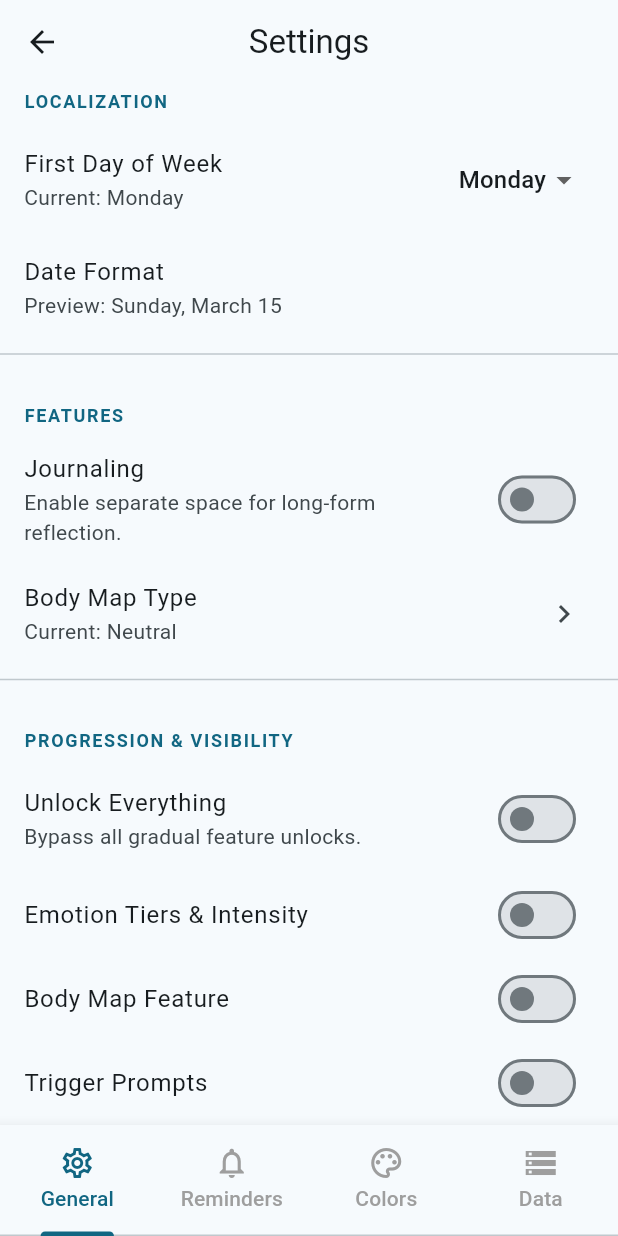
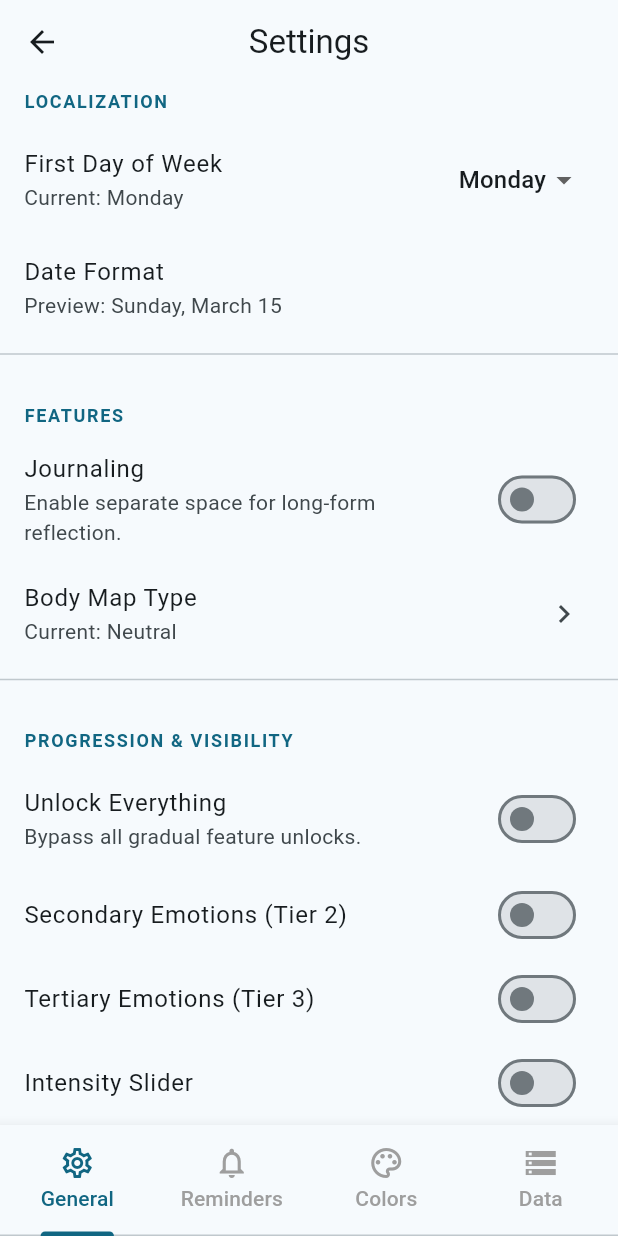
Before and after one commit to AkiTennen/emotion_tracker, a Flutter app: the SettingsScreen screen opened directly, scrolled down 158 dp, on a phone screen of 412 x 824 dp. Run offline on Flutter 3.47's test engine with Material 3 defaults, Android fonts, the phone set to English and light mode, and no system bars; our stand-ins replace audioplayers, file_picker, flutter_colorpicker, flutter_local_notifications, flutter_svg, flutter_timezone and 4 more; accounts and stored records are empty; project files that could hold a hidden picture were left out.

Commit message:
feat: more granular settings for unlocking features, more rounded custom emotion experience when adding emotions that are in later tiers

```diff
--- a/lib/features/settings/settings_screen.dart
+++ b/lib/features/settings/settings_screen.dart
@@ -374,10 +374,26 @@ class _SettingsScreenState extends State<SettingsScreen> with SingleTickerProvid
                   child: Column(
                     children: [
                       SwitchListTile(
-                        title: const Text('Emotion Tiers & Intensity'),
-                        value: SettingsService.isEmotionsUnlocked(),
+                        title: const Text('Secondary Emotions (Tier 2)'),
+                        value: SettingsService.isTier2Unlocked(),
                         onChanged: (val) async {
-                          await SettingsService.setEmotionsUnlocked(val);
+                          await SettingsService.setTier2Unlocked(val);
+                          setState(() {});
+                        },
+                      ),
+                      SwitchListTile(
+                        title: const Text('Tertiary Emotions (Tier 3)'),
+                        value: SettingsService.isTier3Unlocked(),
+                        onChanged: (val) async {
+                          await SettingsService.setTier3Unlocked(val);
+                          setState(() {});
+                        },
+                      ),
+                      SwitchListTile(
+                        title: const Text('Intensity Slider'),
+                        value: SettingsService.isIntensityUnlocked(),
+                        onChanged: (val) async {
+                          await SettingsService.setIntensityUnlocked(val);
                           setState(() {});
                         },
                       ),
--- a/lib/services/settings_service.dart
+++ b/lib/services/settings_service.dart
@@ -13,7 +13,9 @@ class SettingsService {
 
   // Keys
   static const String skipUnlockingKey = 'skip_unlocking';
-  static const String unlockEmotionsKey = 'unlock_emotions';
+  static const String unlockTier2Key = 'unlock_tier_2';
+  static const String unlockTier3Key = 'unlock_tier_3';
+  static const String unlockIntensityKey = 'unlock_intensity';
   static const String unlockBodyMapKey = 'unlock_body_map';
   static const String unlockTriggerPromptsKey = 'unlock_trigger_prompts';
 
@@ -47,7 +49,6 @@ class SettingsService {
 
   static int getFirstDayOfWeek() {
     final box = Hive.box(settingsBoxName);
-    // Default to Monday (1)
     return box.get(firstDayOfWeekKey, defaultValue: 1);
   }
 
@@ -58,7 +59,6 @@ class SettingsService {
 
   static String getDateFormat() {
     final box = Hive.box(settingsBoxName);
-    // Default format
     return box.get(dateFormatKey, defaultValue: 'EEEE, MMMM d');
   }
 
@@ -79,15 +79,37 @@ class SettingsService {
     await box.put(skipUnlockingKey, value);
   }
 
-  static bool isEmotionsUnlocked() {
+  static bool isTier2Unlocked() {
     if (shouldSkipUnlocking()) return true;
     final box = Hive.box(settingsBoxName);
-    return box.get(unlockEmotionsKey, defaultValue: false);
+    return box.get(unlockTier2Key, defaultValue: false);
   }
 
-  static Future<void> setEmotionsUnlocked(bool value) async {
+  static Future<void> setTier2Unlocked(bool value) async {
     final box = Hive.box(settingsBoxName);
-    await box.put(unlockEmotionsKey, value);
+    await box.put(unlockTier2Key, value);
+  }
+
+  static bool isTier3Unlocked() {
+    if (shouldSkipUnlocking()) return true;
+    final box = Hive.box(settingsBoxName);
+    return box.get(unlockTier3Key, defaultValue: false);
+  }
+
+  static Future<void> setTier3Unlocked(bool value) async {
+    final box = Hive.box(settingsBoxName);
+    await box.put(unlockTier3Key, value);
+  }
+
+  static bool isIntensityUnlocked() {
+    if (shouldSkipUnlocking()) return true;
+    final box = Hive.box(settingsBoxName);
+    return box.get(unlockIntensityKey, defaultValue: false);
+  }
+
+  static Future<void> setIntensityUnlocked(bool value) async {
+    final box = Hive.box(settingsBoxName);
+    await box.put(unlockIntensityKey, value);
   }
 
   static bool isBodyMapUnlocked() {
```
Also changed, not shown: lib/features/add_emotion/add_emotion_screen.dart (+21 -19 lines).
